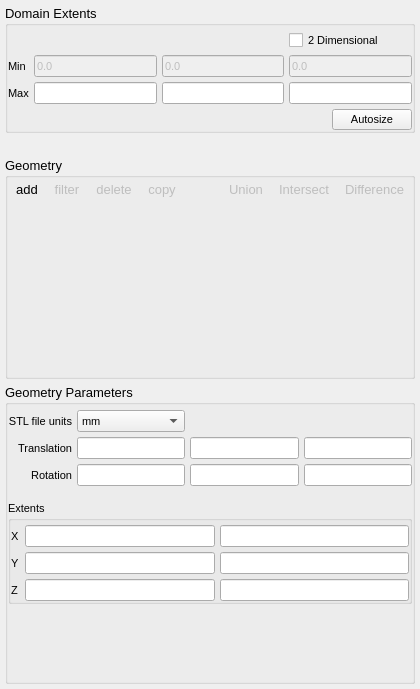
truongd8593/mfix, file gui/uifiles/geometry.ui: the form before one commit.
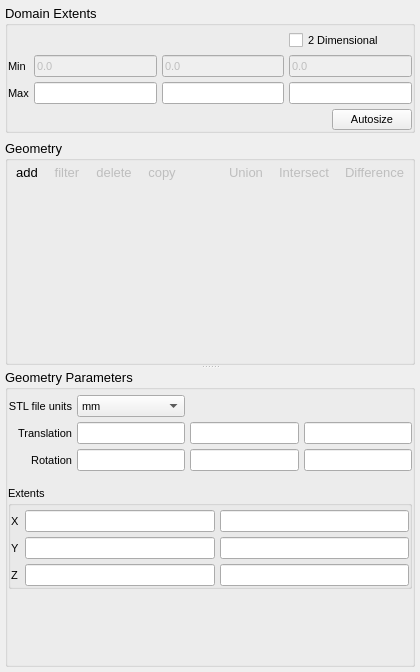
The form after the commit. The open tabs and pages were chosen to show the change. Custom widgets are drawn as their Qt base class.

Commit message: added a qsplitter to the geometry pane

Patch:
```diff
--- a/gui/uifiles/geometry.ui
+++ b/gui/uifiles/geometry.ui
@@ -7,7 +7,7 @@
     <x>0</x>
     <y>0</y>
     <width>420</width>
-    <height>689</height>
+    <height>672</height>
    </rect>
   </property>
   <layout class="QVBoxLayout" name="verticalLayout_3">
@@ -214,6 +214,13 @@
     </spacer>
    </item>
    <item>
+    <widget class="QSplitter" name="splitter">
+     <property name="orientation">
+      <enum>Qt::Vertical</enum>
+     </property>
+     <property name="childrenCollapsible">
+      <bool>false</bool>
+     </property>
     <widget class="QGroupBox" name="groupBox_2">
      <property name="font">
       <font>
@@ -419,8 +426,6 @@
       </item>
      </layout>
     </widget>
-   </item>
-   <item>
     <widget class="QGroupBox" name="groupBoxGeometryParameters">
      <property name="font">
       <font>
@@ -2962,6 +2967,7 @@
        </widget>
       </item>
      </layout>
+     </widget>
     </widget>
    </item>
   </layout>
```
Left out of the diff: 7 changed lines with no effect on the pictures. Lines whose indentation alone changed are shown as unchanged.
